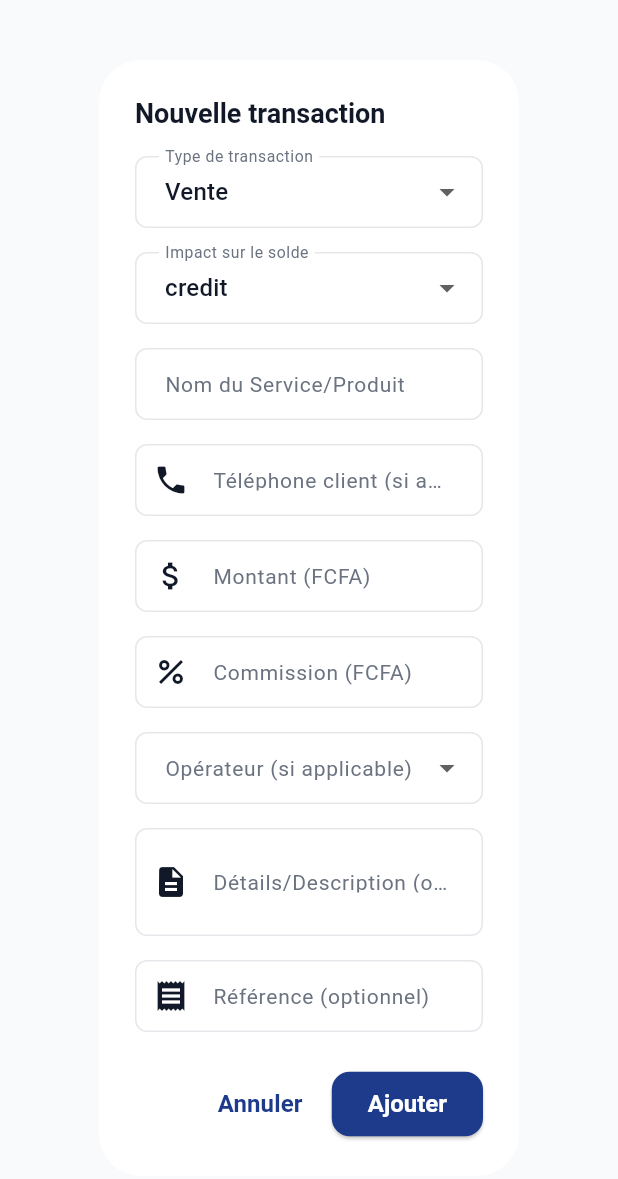
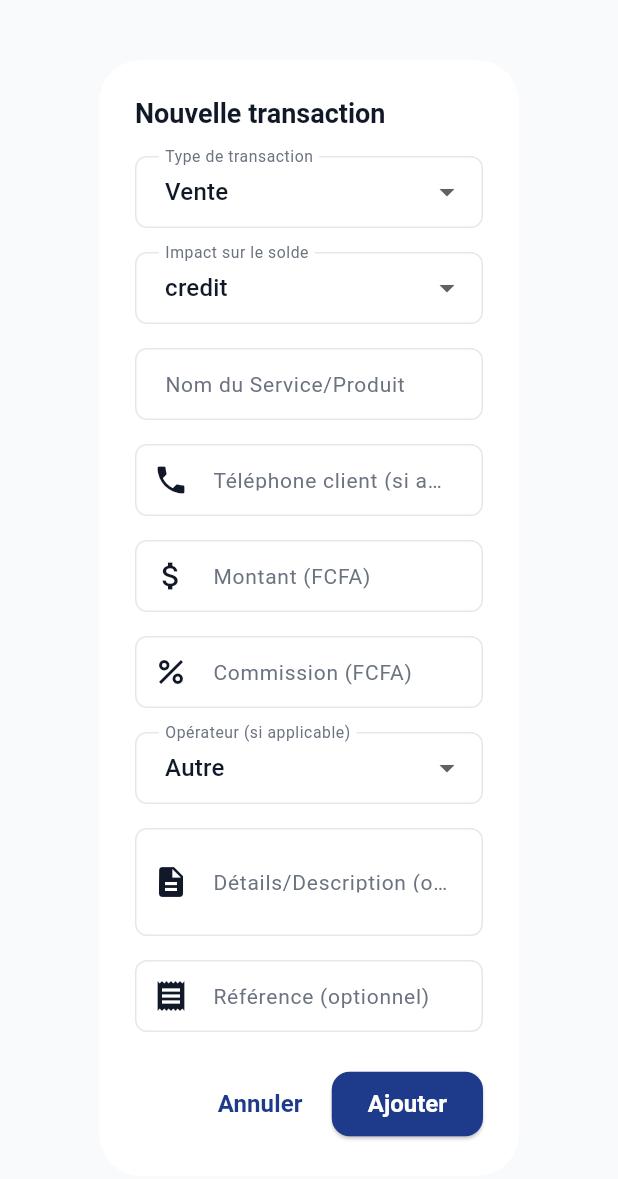
Before and after one commit to ericdzik/MoneyCharge, a Flutter app: the AddTransactionDialog widget shown alone on an empty page, opened directly with empty values, on a phone screen of 412 x 824 dp. Shown: the top 1179 px of the screen. Run offline on Flutter 3.47's test engine with Material 3 defaults, Android fonts, the phone set to English and light mode, and no system bars; our stand-ins replace cached_network_image, card_swiper, cloud_firestore, firebase_auth, firebase_core, firebase_storage and 11 more; missing offline and left inert: flutter_polyline_points; accounts and stored records are empty.

Commit message:
feat: Implement sharing and fix transaction dialog
This commit introduces a sharing feature and fixes a bug in the merchant dashboard.

Feature: Merchant Profile Sharing
- Implemented a feature to allow users to share a merchant's profile using Universal Links (iOS) and App Links (Android).
- Added `share_plus` and `uni_links` packages to handle sharing and deep linking.
- A new share button on the merchant detail screen now generates and shares a standard URL (e.g., `https://locacharge.app/merchants/ID`).
- The app now listens for incoming deep links and navigates to the correct merchant page on launch.
- This replaces a previous attempt that used the deprecated Firebase Dynamic Links service.

Bug Fix:
- Fixed a bug in the merchant's "Manage Balance" screen where the "Add Transaction" dialog would not appear when clicking the '+' button.
- The issue was caused by a null value in a `DropdownButtonFormField`.
- The form field is now correctly initialized with a default value, allowing the dialog to build and display properly.

```diff
--- a/lib/features/merchant/screens/balance_management_screen.dart
+++ b/lib/features/merchant/screens/balance_management_screen.dart
@@ -219,7 +219,7 @@ class _AddTransactionDialogState extends State<AddTransactionDialog> {
 
   TransactionType _selectedType = TransactionType.sale;
   BalanceType _selectedBalanceType = BalanceType.credit;
-  String? _selectedOperator;
+  String? _selectedOperator = 'Autre';
 
   final List<String> _operators = [
     'MTN',
```
